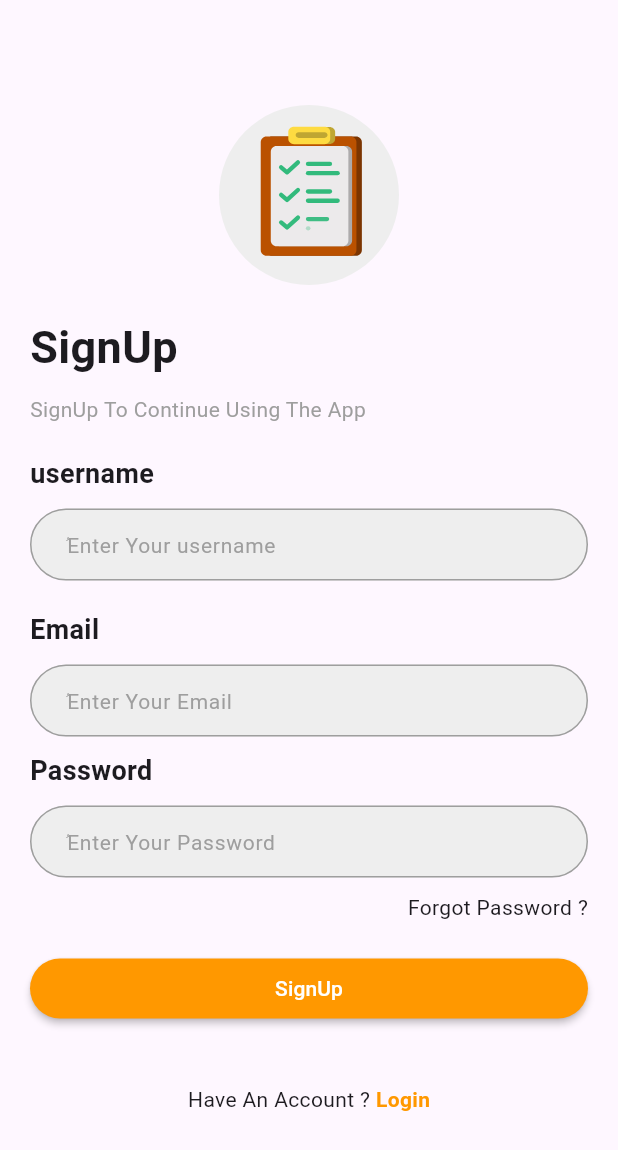
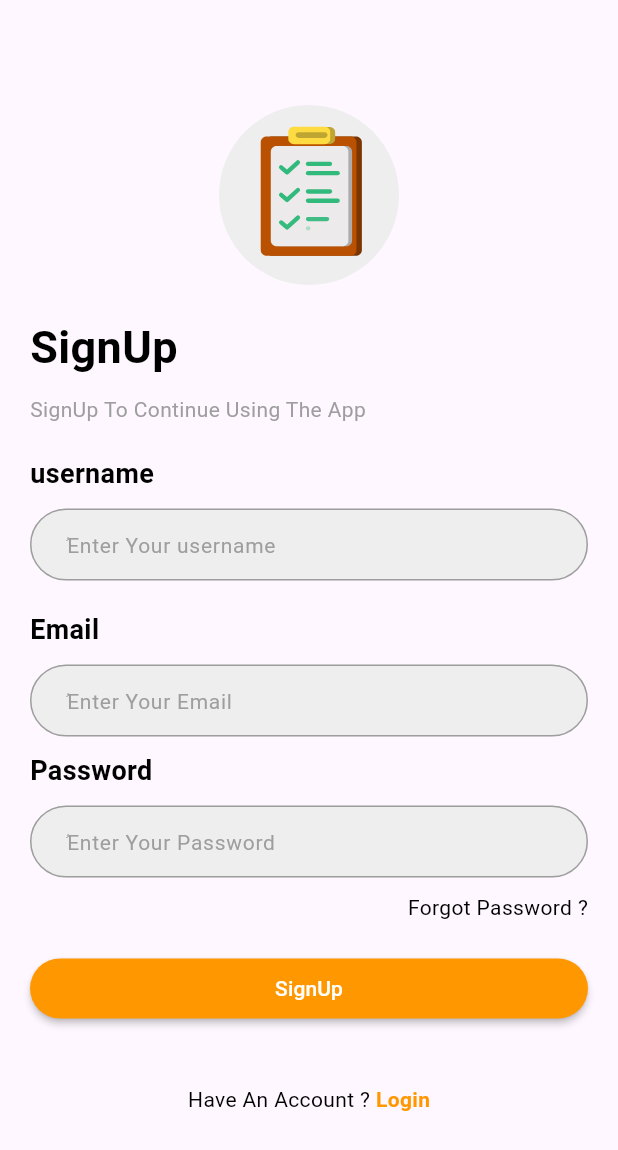
Before and after one commit to abdellahayoujil/flutter_firebase, a Flutter app: the screen it shows after launch, after a tap on an icon or button, on a phone screen of 412 x 824 dp. Shown: the top 1150 px of the screen. Run offline on Flutter 3.47's test engine with Material 3 defaults, Android fonts, the phone set to English and light mode, and no system bars; our stand-ins replace firebase_auth, firebase_core, lottie; accounts and stored records are empty.

Commit message:
refactor(auth): update login/signup screens, add flutter_screenutil, improve form fields

```diff
--- a/lib/auth/login.dart
+++ b/lib/auth/login.dart
@@ -27,14 +27,14 @@ class _LoginState extends State<Login> {
               const CustomLogoAuth(),
               Container(height: 20),
               const Text("Login",
-                  style: TextStyle(fontSize: 30, fontWeight: FontWeight.bold)),
+                  style: TextStyle(fontSize: 30, fontWeight: FontWeight.bold, color: Colors.black)),
               Container(height: 10),
               const Text("Login To Continue Using The App",
                   style: TextStyle(color: Colors.grey)),
               Container(height: 20),
               const Text(
                 "Email",
-                style: TextStyle(fontWeight: FontWeight.bold, fontSize: 18),
+                style: TextStyle(fontWeight: FontWeight.bold, fontSize: 18, color: Colors.black),
               ),
               Container(height: 10),
               CustomTextForm(
@@ -42,7 +42,7 @@ class _LoginState extends State<Login> {
               Container(height: 10),
               const Text(
                 "Password",
-                style: TextStyle(fontWeight: FontWeight.bold, fontSize: 18),
+                style: TextStyle(fontWeight: FontWeight.bold, fontSize: 18, color: Colors.black),
               ),
               Container(height: 10),
               CustomTextForm(
@@ -53,7 +53,7 @@ class _LoginState extends State<Login> {
                 child: const Text(
                   "Forgot Password ?",
                   style: TextStyle(
-                    fontSize: 14,
+                    fontSize: 14, color: Colors.black
                   ),
                 ),
               ),
@@ -82,12 +82,13 @@ class _LoginState extends State<Login> {
           Container(height: 20),
           InkWell(
             onTap: () {
-              Navigator.of(context).pushNamed("signup") ;
+              Navigator.of(context).pushReplacementNamed("signup") ;
             },
             child: const Center(
               child: Text.rich(TextSpan(children: [
                 TextSpan(
                   text: "Don't Have An Account ? ",
+                  style: TextStyle( color: Colors.black)
                 ),
                 TextSpan(
                     text: "Register",
--- a/lib/auth/signup.dart
+++ b/lib/auth/signup.dart
@@ -1,3 +1,4 @@
+import 'package:firebase_auth/firebase_auth.dart';
 import 'package:firebase_flutter/components/custombuttonauth.dart';
 import 'package:firebase_flutter/components/customlogoauth.dart';
 import 'package:firebase_flutter/components/textformfield.dart';
@@ -28,14 +29,14 @@ class _SignUpState extends State<SignUp> {
               const CustomLogoAuth(),
               Container(height: 20),
               const Text("SignUp",
-                  style: TextStyle(fontSize: 30, fontWeight: FontWeight.bold)),
+                  style: TextStyle(fontSize: 30, fontWeight: FontWeight.bold, color: Colors.black)),
               Container(height: 10),
               const Text("SignUp To Continue Using The App",
                   style: TextStyle(color: Colors.grey)),
               Container(height: 20),
               const Text(
                 "username",
-                style: TextStyle(fontWeight: FontWeight.bold, fontSize: 18),
+                style: TextStyle(fontWeight: FontWeight.bold, fontSize: 18, color: Colors.black),
               ),
               Container(height: 10),
               CustomTextForm(
@@ -43,7 +44,7 @@ class _SignUpState extends State<SignUp> {
               Container(height: 20),
               const Text(
                 "Email",
-                style: TextStyle(fontWeight: FontWeight.bold, fontSize: 18),
+                style: TextStyle(fontWeight: FontWeight.bold, fontSize: 18, color: Colors.black),
               ),
               Container(height: 10),
               CustomTextForm(
@@ -51,24 +52,41 @@ class _SignUpState extends State<SignUp> {
               Container(height: 10),
               const Text(
                 "Password",
-                style: TextStyle(fontWeight: FontWeight.bold, fontSize: 18),
+                style: TextStyle(fontWeight: FontWeight.bold, fontSize: 18, color: Colors.black),
               ),
               Container(height: 10),
               CustomTextForm(
-                  hinttext: "ُEnter Your Password", mycontroller: email),
+                  hinttext: "ُEnter Your Password", mycontroller: password),
               Container(
                 margin: const EdgeInsets.only(top: 10, bottom: 20),
                 alignment: Alignment.topRight,
                 child: const Text(
                   "Forgot Password ?",
                   style: TextStyle(
-                    fontSize: 14,
+                    fontSize: 14, color: Colors.black
                   ),
                 ),
               ),
             ],
           ),
-          CustomButtonAuth(title: "SignUp", onPressed: () {}),
+          CustomButtonAuth(title: "SignUp", onPressed: () async {
+            try {
+              final credential = await FirebaseAuth.instance.
+              createUserWithEmailAndPassword(
+                email: email.text,
+                password: password.text,
+              );
+              Navigator.of(context).pushReplacementNamed("homepage");
+            } on FirebaseAuthException catch (e) {
+              if (e.code == 'weak-password') {
+                print('The password provided is too weak.');
+              } else if (e.code == 'email-already-in-use') {
+                print('The account already exists for that email.');
+              }
+            } catch (e) {
+              print(e);
+            }
+          }),
           Container(height: 20),
 
           Container(height: 20),
@@ -80,6 +98,7 @@ class _SignUpState extends State<SignUp> {
               child: Text.rich(TextSpan(children: [
                 TextSpan(
                   text: "Have An Account ? ",
+                  style: TextStyle(color: Colors.black)
                 ),
                 TextSpan(
                     text: "Login",
--- a/lib/components/textformfield.dart
+++ b/lib/components/textformfield.dart
@@ -12,17 +12,17 @@ class CustomTextForm extends StatelessWidget {
       controller: mycontroller ,
       decoration: InputDecoration(
           hintText: hinttext,
-          hintStyle: TextStyle(fontSize: 14, color: Colors.grey),
-          contentPadding: EdgeInsets.symmetric(vertical: 2, horizontal: 20),
+          hintStyle: const TextStyle(fontSize: 14, color: Colors.grey),
+          contentPadding: const EdgeInsets.symmetric(vertical: 2, horizontal: 20),
           filled: true,
           fillColor: Colors.grey[200],
           border: OutlineInputBorder(
               borderRadius: BorderRadius.circular(50),
               borderSide:
-                  BorderSide(color: const Color.fromARGB(255, 184, 184, 184))),
+                  const BorderSide(color: Color.fromARGB(255, 184, 184, 184))),
           enabledBorder: OutlineInputBorder(
               borderRadius: BorderRadius.circular(50),
-              borderSide: BorderSide(color: Colors.grey))),
+              borderSide: const BorderSide(color: Colors.grey))),
     );
   }
 }
--- a/lib/homepage.dart
+++ b/lib/homepage.dart
@@ -1,4 +1,5 @@
 // ignore_for_file: prefer_const_literals_to_create_immutables
+import 'package:firebase_auth/firebase_auth.dart';
 import 'package:flutter/material.dart';
 
 class Homepage extends StatefulWidget {
@@ -14,7 +15,13 @@ class _HomepageState extends State<Homepage> {
     return Scaffold(
         appBar: AppBar(
           title: const Text('Firebase Install'),
-          actions: [],
+          actions: [
+            IconButton(onPressed: () async{
+              await FirebaseAuth.instance.signOut();
+              Navigator.of(context).pushNamedAndRemoveUntil("login", (route) => false);
+            },
+            icon: Icon(Icons.logout))
+          ],
         ),
         body: ListView(
           children: [
--- a/lib/main.dart
+++ b/lib/main.dart
@@ -1,5 +1,7 @@
 
+import 'package:firebase_auth/firebase_auth.dart';
 import 'package:firebase_core/firebase_core.dart';
+import 'package:firebase_flutter/homepage.dart';
 import 'auth/login.dart';
 import 'auth/signup.dart';
 import 'package:flutter/material.dart';
@@ -7,7 +9,7 @@ import 'package:flutter/material.dart';
 void main() async {
   WidgetsFlutterBinding.ensureInitialized();
   await Firebase.initializeApp();
-  runApp(MyApp());
+  runApp(const MyApp());
 }
 
 class MyApp extends StatefulWidget {
@@ -18,14 +20,31 @@ class MyApp extends StatefulWidget {
 }
 
 class _MyAppState extends State<MyApp> {
+
+  @override
+  void initState() {
+    FirebaseAuth.instance
+  .authStateChanges()
+  .listen((User? user) {
+    if (user == null) {
+      print('-----------------------------User is currently signed out!');
+    } else {
+      print('User is signed in!');
+    }
+  });
+    super.initState();
+  }
+
+
   @override
   Widget build(BuildContext context) {
     return MaterialApp(
       debugShowCheckedModeBanner: false,
-      home: Login(),
+      home: FirebaseAuth.instance.currentUser == null ? Login() : Homepage(),
       routes: {
-        "signup" : (context) => SignUp() ,
-        "login" : (context) => Login()
+        "signup" : (context) => const SignUp() ,
+        "login" : (context) => const Login(),
+        "homepage" : (context) => const Homepage()
       },
     );
   }
--- a/pubspec.yaml
+++ b/pubspec.yaml
@@ -36,6 +36,7 @@ dependencies:
   firebase_storage: ^12.4.4
   flutter:
     sdk: flutter
+  flutter_screenutil: ^5.9.3
   google_sign_in: ^6.3.0
   lottie: ^3.3.1
 
```
Also changed, not shown: pubspec.lock.
